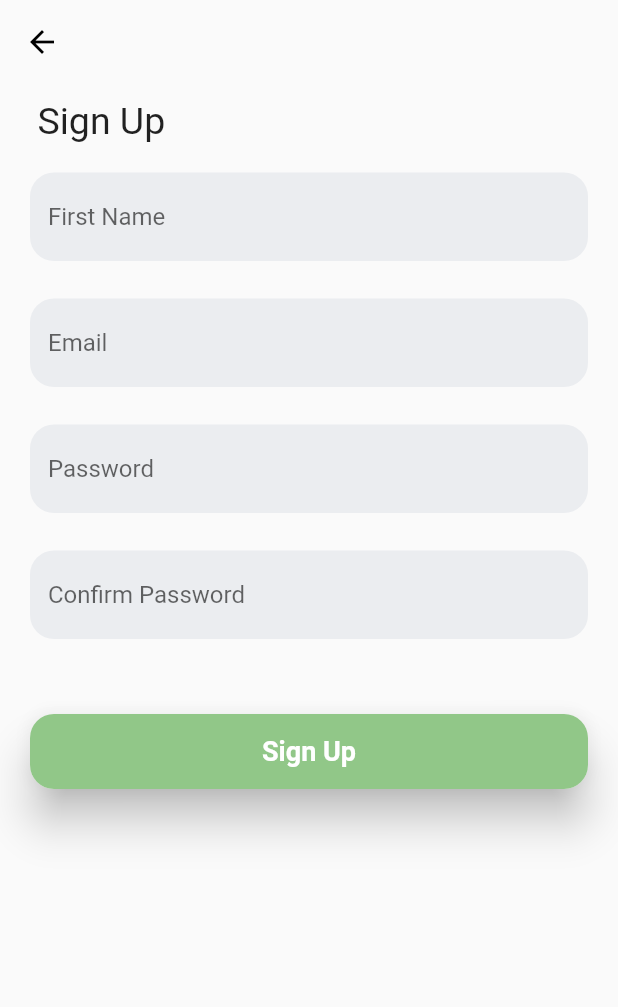
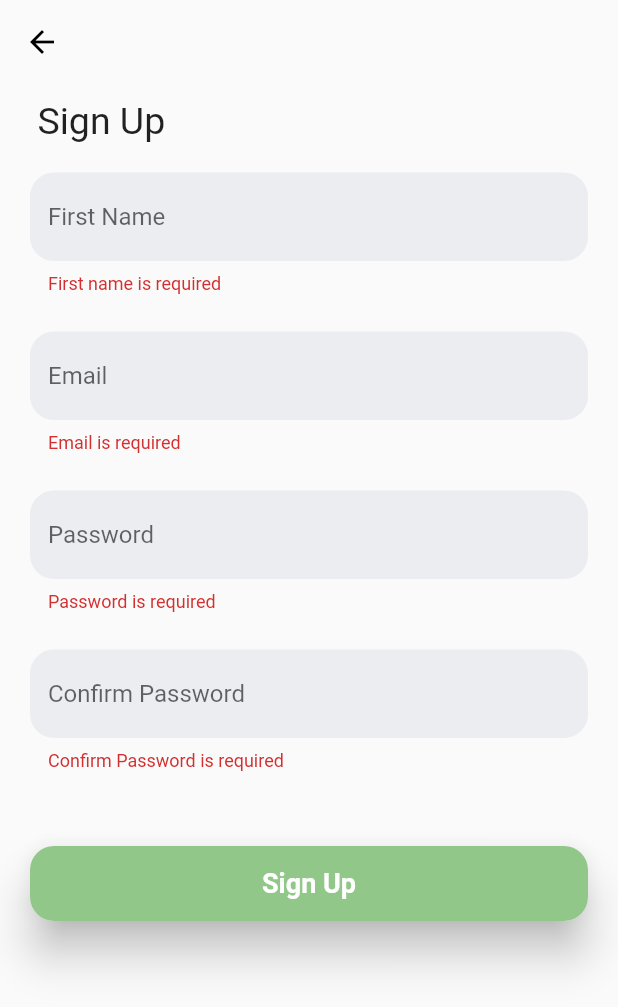
Before and after one commit to squach28/fit_buddy, a Flutter app: the SignupPage screen opened directly, after a tap on "Sign Up", on a phone screen of 412 x 824 dp. Shown: the top 1007 px of the screen. Run offline on Flutter 3.47's test engine with Material 2 defaults, Android fonts, the phone set to English and light mode, and no system bars; our stand-ins replace email_validator, flutter_signin_button, google_sign_in.

Commit message:
validation for sign up page

```diff
--- a/lib/views/HomePage.dart
+++ b/lib/views/HomePage.dart
@@ -8,8 +8,6 @@ class HomePage extends StatefulWidget {
 class HomePageState extends State<HomePage> {
   @override
   Widget build(BuildContext context) {
-    return Scaffold(
-      body: Center(child: Text('Home Screen!'))
-    );
+    return Scaffold(body: Center(child: Text('Home Screen!')));
   }
 }
--- a/lib/views/LoginPage.dart
+++ b/lib/views/LoginPage.dart
@@ -70,12 +70,11 @@ final passwordFocusNode = FocusNode();
                         style: ButtonStyle(
                           backgroundColor: MaterialStateProperty.all<Color>(
                               Color(0xff91c788)),
-                              shape: MaterialStateProperty.all<
-                                      RoundedRectangleBorder>(
+                          shape:
+                              MaterialStateProperty.all<RoundedRectangleBorder>(
                                   RoundedRectangleBorder(
                             borderRadius: BorderRadius.circular(16.0),
-                                side: BorderSide(
-                                    width: 0, style: BorderStyle.none),
+                            side: BorderSide(width: 0, style: BorderStyle.none),
                           )),
                         ),
                         onPressed: () {}),
@@ -126,10 +125,13 @@ final passwordFocusNode = FocusNode();
     return Padding(
         padding: EdgeInsets.only(left: 20.0, right: 20.0),
         child: Row(mainAxisAlignment: MainAxisAlignment.start, children: [
-          Text("Don't have an account?"),
+          Text("Don't have an account?",
+              style: TextStyle(
+                fontSize: 16.0,
+              )),
           TextButton(
-              child:
-                  Text('Sign Up', style: TextStyle(color: Color(0xff567551))),
+              child: Text('Sign Up',
+                  style: TextStyle(fontSize: 16.0, color: Color(0xff567551))),
               onPressed: () {
                 emailFocusNode.unfocus();
                 passwordFocusNode.unfocus();
@@ -145,7 +147,7 @@ final passwordFocusNode = FocusNode();
         child: Row(mainAxisAlignment: MainAxisAlignment.start, children: [
           TextButton(
               child: Text('Forgot your password?',
-                  style: TextStyle(color: Color(0xff567551))),
+                  style: TextStyle(fontSize: 16.0, color: Color(0xff567551))),
               onPressed: () {}),
         ]));
   }
--- a/lib/views/SignupPage.dart
+++ b/lib/views/SignupPage.dart
@@ -1,5 +1,5 @@
 import 'package:flutter/material.dart';
-
+import 'package:email_validator/email_validator.dart';
 class SignupPage extends StatefulWidget {
   @override
   SignupPageState createState() => SignupPageState();
@@ -8,12 +8,10 @@ class SignupPage extends StatefulWidget {
 class SignupPageState extends State<SignupPage> {
   final _signupFormKey = GlobalKey<FormState>();
   final focusScopeNode = FocusScopeNode();
+  final _passwordController = TextEditingController();
   final _scrollController = ScrollController();
+  AutovalidateMode _autoValidateMode = AutovalidateMode.disabled;
 
-  void scrollDown() {
-    _scrollController.animateTo(100,
-        duration: Duration(milliseconds: 200), curve: Curves.easeIn);
-  }
 
   Widget _signupPageHeader() {
     return Padding(
@@ -23,9 +21,9 @@ class SignupPageState extends State<SignupPage> {
   }
 
   Widget _signupForm() {
-    // TODO focus text field on next tap
     return Form(
         key: _signupFormKey,
+        autovalidateMode: _autoValidateMode,
         child: Padding(
             padding: EdgeInsets.only(left: 20.0, right: 20.0),
             child: FocusScope(
@@ -45,6 +43,7 @@ class SignupPageState extends State<SignupPage> {
                           borderSide:
                               BorderSide(width: 0, style: BorderStyle.none)),
                     ),
+                    validator: validateFirstName,
                     onEditingComplete: focusScopeNode.nextFocus,
                   ),
                   SizedBox(height: 25.0),
@@ -59,14 +58,15 @@ class SignupPageState extends State<SignupPage> {
                           borderSide:
                               BorderSide(width: 0, style: BorderStyle.none)),
                     ),
+                    validator: validateEmail,
                     onEditingComplete: () {
-                    focusScopeNode.nextFocus();
-                    scrollDown();
+                      focusScopeNode.nextFocus();
+                      scrollDown();
                     },
-
                   ),
                   SizedBox(height: 25.0),
                   TextFormField(
+                    controller: _passwordController,
                     textInputAction: TextInputAction.next,
                     obscureText: true,
                     decoration: InputDecoration(
@@ -78,6 +78,7 @@ class SignupPageState extends State<SignupPage> {
                           borderSide:
                               BorderSide(width: 0, style: BorderStyle.none)),
                     ),
+                    validator: validatePassword,
                     onEditingComplete: focusScopeNode.nextFocus,
                   ),
                   SizedBox(height: 25.0),
@@ -93,6 +94,7 @@ class SignupPageState extends State<SignupPage> {
                           borderSide:
                               BorderSide(width: 0, style: BorderStyle.none)),
                     ),
+                    validator: validateConfirmPassword,
                   ),
                   SizedBox(height: 50.0),
                   Material(
@@ -118,11 +120,63 @@ class SignupPageState extends State<SignupPage> {
                                     width: 0, style: BorderStyle.none),
                               )),
                             ),
-                            onPressed: () {}),
+                            onPressed: validateFields),
                       )),
                 ],
               ),
             )));
+  }
+
+   void scrollDown() {
+    _scrollController.animateTo(100,
+        duration: Duration(milliseconds: 200), curve: Curves.easeIn);
+  }
+
+  String validateFirstName(String value) {
+    if(value.isEmpty) {
+      return 'First name is required';
+    } else {
+      return null;
+    }
+  }
+
+  String validateEmail(String value) {
+    if(value.isEmpty) {
+      return 'Email is required';
+    } else if(!EmailValidator.validate(value)) {
+      return 'Email is not valid';
+    } else {
+      return null;
+    }
+  }
+
+  String validatePassword(String value) {
+    if(value.isEmpty) {
+      return 'Password is required';
+    } else {
+      return null;
+    }
+  }
+
+    String validateConfirmPassword(String value) {
+    final password = _passwordController.text;
+    if(value.isEmpty) {
+      return 'Confirm Password is required';
+    } else if(value != password) {
+      return 'Passwords do not match';
+    } else {
+      return null;
+    }
+  }
+
+  void validateFields() {
+    if(!_signupFormKey.currentState.validate()) {
+      setState(() {
+      _autoValidateMode = AutovalidateMode.onUserInteraction;
+      });
+
+    } else {
+    }
   }
 
   @override
--- a/pubspec.yaml
+++ b/pubspec.yaml
@@ -25,6 +25,7 @@ dependencies:
     sdk: flutter
   flutter_signin_button: ^2.0.0
   google_sign_in: ^5.0.2
+  email_validator: ^1.0.6
 
 
   # The following adds the Cupertino Icons font to your application.
```
Also changed, not shown: pubspec.lock. Lines whose indentation alone changed are shown as unchanged.
